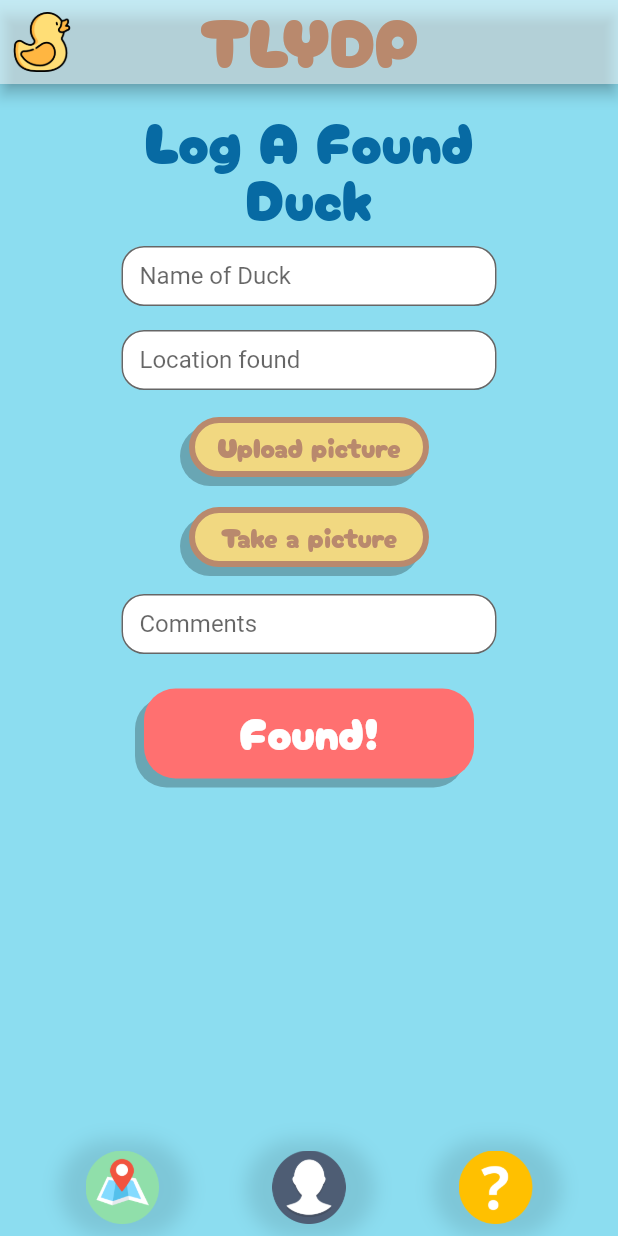
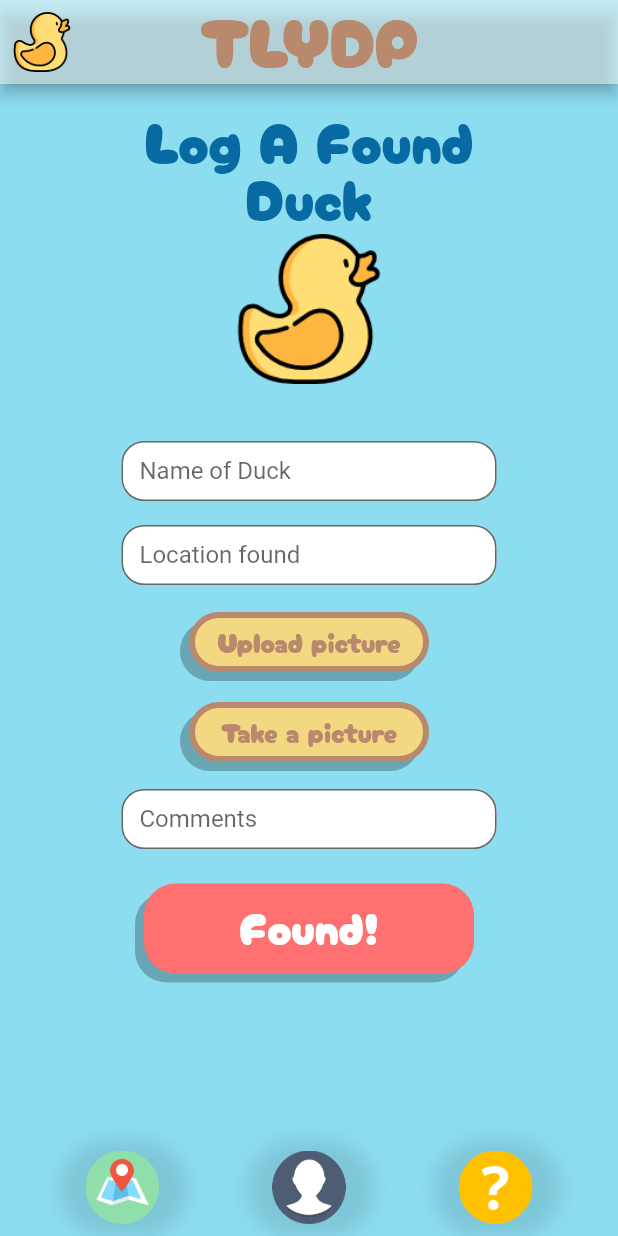
Before and after one commit to muhsinaltintop/tlydp, a Flutter app: the LogDuck screen opened directly, on a phone screen of 412 x 824 dp. Run offline on Flutter 3.47's test engine with Material 2 defaults, Android fonts, the phone set to English and light mode, and no system bars; drawn by our look-alikes of auto_size_text, flutter_form_builder; our stand-ins replace email_validator, google_maps_flutter, image_picker; accounts and stored records are empty.

Commit message:
log duck uload picture buttons handled

```diff
--- a/lib/screens/log_duck_screen.dart
+++ b/lib/screens/log_duck_screen.dart
@@ -107,14 +107,14 @@ class _LogDuckState extends State<LogDuck> {
                         height: 20,
                       ),
                       _LogDuckLabel(),
-                      // image != null? Image.file(image!,
-                      // width: 160,
-                      // height: 160,
-                      // fit: BoxFit.cover,
-                      // ) : _imageDuck(),
-                      //   SizedBox(
-                      //   height: 30,
-                      // ),
+                      image != null? Image.file(image!,
+                      width: 160,
+                      height: 160,
+                      fit: BoxFit.cover,
+                      ) : _imageDuck(),
+                        SizedBox(
+                        height: 30,
+                      ),
                       Padding(
                         padding: const EdgeInsets.all(8),
                         child: SizedBox(
```
